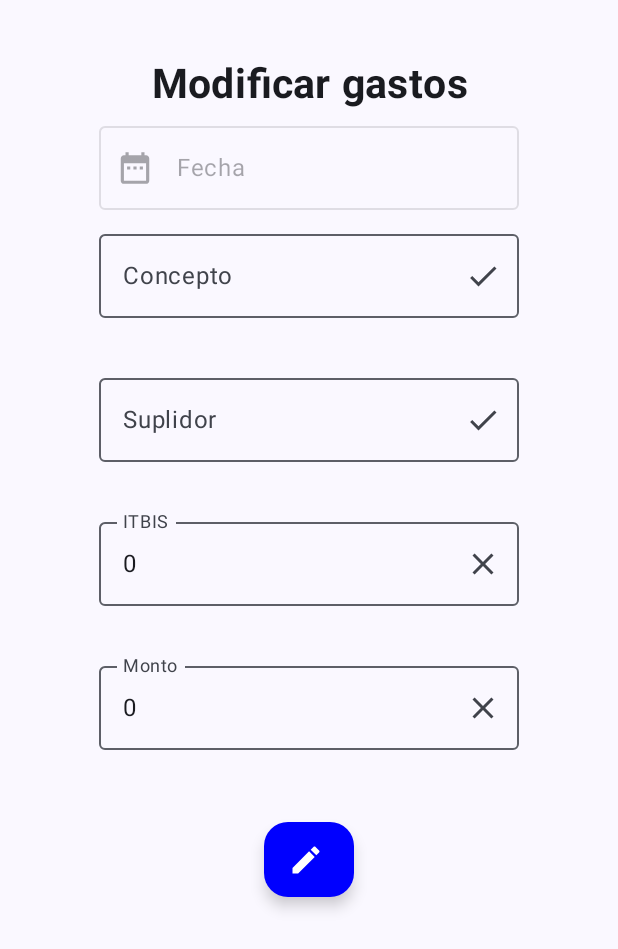
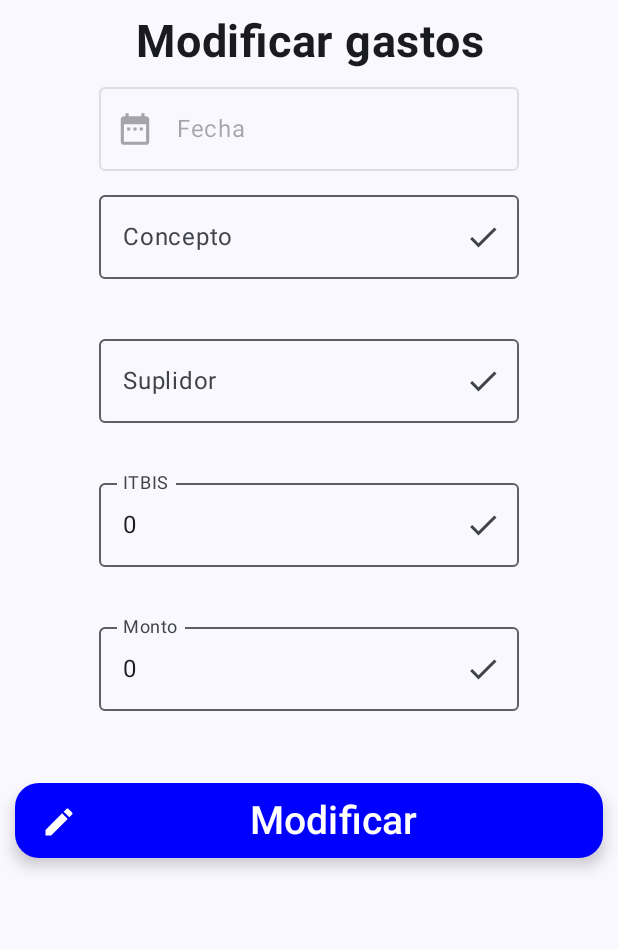
Before and after one commit to Wandy-Parzy/Wandy_p2_ap2, an Android app built with Jetpack Compose: the composable Modifier_Gastos_Screen called with empty values, on a phone screen of 412 x 824 dp. Shown: the top 949 px of the screen. Run offline under Robolectric (Android 15) with nearby library versions, the phone set to English and light mode, and no system bars; our stand-ins replace Dagger/Hilt's generated code.

Commit message:
Modificando Screen

```diff
--- a/app/src/main/java/com/example/wandy_p2_ap2/data/remote/dto/GastosDto.kt
+++ b/app/src/main/java/com/example/wandy_p2_ap2/data/remote/dto/GastosDto.kt
@@ -4,9 +4,9 @@ import androidx.room.Entity
 import androidx.room.PrimaryKey
 
 data class GastosDto (
-    @PrimaryKey(autoGenerate = true)
-    var idGasto : Int?=null,
+    var idGasto : Int,
     var fecha: String = "",
+    var idSuplidor: Int,
     var suplidor: String = "",
     var concepto: String? = "",
     var itbis: Int = 0,
--- a/app/src/main/java/com/example/wandy_p2_ap2/ui/gastos/Modifier_GastosScreen.kt
+++ b/app/src/main/java/com/example/wandy_p2_ap2/ui/gastos/Modifier_GastosScreen.kt
@@ -3,19 +3,26 @@ package com.example.wandy_p2_ap2.ui.gastos
 import android.app.DatePickerDialog
 import android.os.Build
 import android.widget.DatePicker
+import android.widget.ScrollView
 import androidx.annotation.RequiresApi
 import androidx.compose.foundation.clickable
 import androidx.compose.foundation.layout.Arrangement
 import androidx.compose.foundation.layout.Column
 import androidx.compose.foundation.layout.Row
 import androidx.compose.foundation.layout.Spacer
+import androidx.compose.foundation.layout.fillMaxSize
 import androidx.compose.foundation.layout.fillMaxWidth
 import androidx.compose.foundation.layout.padding
 import androidx.compose.foundation.layout.size
 import androidx.compose.foundation.layout.wrapContentSize
+import androidx.compose.foundation.lazy.LazyColumn
+import androidx.compose.foundation.lazy.rememberLazyListState
+import androidx.compose.foundation.rememberScrollState
+import androidx.compose.foundation.verticalScroll
 import androidx.compose.material.icons.Icons
 import androidx.compose.material.icons.filled.DateRange
 import androidx.compose.material.icons.filled.Edit
+import androidx.compose.material.icons.filled.Menu
 import androidx.compose.material.icons.twotone.Check
 import androidx.compose.material.icons.twotone.Close
 import androidx.compose.material3.ExtendedFloatingActionButton
@@ -33,6 +40,7 @@ import androidx.compose.ui.text.font.FontWeight
 import androidx.compose.ui.text.style.TextAlign
 import androidx.compose.ui.unit.dp
 import androidx.compose.ui.unit.sp
+import androidx.core.view.ScrollingView
 import androidx.hilt.navigation.compose.hiltViewModel
 import androidx.navigation.NavController
 import com.example.wandy_p2_ap2.ui.viewModel.GastosApiViewModel
@@ -42,7 +50,7 @@ import java.util.Calendar
 @RequiresApi(Build.VERSION_CODES.O)
 @Composable
 fun Modifier_Gastos_Screen(
-    navController : NavController,
+    navController: NavController,
     idGasto: Int,
     viewModel: GastosApiViewModel = hiltViewModel(),
     onSaveClick: () -> Unit
@@ -67,19 +75,27 @@ fun Modifier_Gastos_Screen(
         }, anio, mes, dia
     )
 
+
+    Column(
+        modifier = Modifier
+            .fillMaxSize()
+            .padding(10.dp)
+            .verticalScroll(rememberScrollState())
+    ) {
+
         Column(
             modifier = Modifier
                 .fillMaxWidth()
                 .wrapContentSize(Alignment.CenterEnd)
         ) {
 
-        Spacer(modifier = Modifier.padding(20.dp))
             Text(
-            text = "Modificar gastos", fontSize = 27.sp,
+                text = "Modificar gastos", fontSize = 30.sp,
                 textAlign = TextAlign.Center,
                 modifier = Modifier.align(Alignment.CenterHorizontally),
                 fontWeight = FontWeight.Bold
             )
+
 
     OutlinedTextField(
         modifier = Modifier
@@ -103,6 +119,9 @@ fun Modifier_Gastos_Screen(
         label = { Text(text = "Fecha") }
     )
 
+
+
+            // Concepto Field
             OutlinedTextField(
                 modifier = Modifier
                     .fillMaxWidth()
@@ -113,13 +132,22 @@ fun Modifier_Gastos_Screen(
                 onValueChange = viewModel::onConceptoChanged,
                 isError = viewModel.conceptoError.isNotBlank(),
                 trailingIcon = {
-                if (viewModel.conceptoError.isNotBlank()) {
-                    Icon(imageVector = Icons.TwoTone.Close, contentDescription = "error")
-                } else {
-                    Icon(imageVector = Icons.TwoTone.Check, contentDescription = "success")
+                    if (viewModel.conceptoError.isBlank()) {
+                        Icon(
+                            imageVector = Icons.TwoTone.Check,
+                            contentDescription = "success",
+                            modifier = Modifier.clickable(onClick = { viewModel.concepto = "" })
+                        )
+                    } else if (viewModel.conceptoError.isNotBlank()) {
+                        Icon(
+                            imageVector = Icons.TwoTone.Close,
+                            contentDescription = "error",
+                            modifier = Modifier.clickable(onClick = { viewModel.LimpiarConcepto() })
+                        )
                     }
                 }
             )
+        }
         if (viewModel.conceptoError.isNotBlank()) {
             Text(
                 text = viewModel.conceptoError,
@@ -129,7 +157,7 @@ fun Modifier_Gastos_Screen(
                     .wrapContentSize(Alignment.Center)
                     .align(Alignment.CenterHorizontally)
             )
-        } else {
+        } else if (viewModel.conceptoError.isBlank()) {
             Text(
                 text = viewModel.conceptoError,
                 color = MaterialTheme.colorScheme.primary,
@@ -137,6 +165,7 @@ fun Modifier_Gastos_Screen(
             )
         }
 
+        // Suplidor Field
         OutlinedTextField(
             modifier = Modifier
                 .fillMaxWidth()
@@ -147,10 +176,18 @@ fun Modifier_Gastos_Screen(
             onValueChange = viewModel::onSuplidorChanged,
             isError = viewModel.suplidorError.isNotBlank(),
             trailingIcon = {
-                if (viewModel.suplidorError.isNotBlank()) {
-                    Icon(imageVector = Icons.TwoTone.Close, contentDescription = "error")
-                } else {
-                    Icon(imageVector = Icons.TwoTone.Check, contentDescription = "success")
+                if (viewModel.suplidorError.isBlank()) {
+                    Icon(
+                        imageVector = Icons.TwoTone.Check,
+                        contentDescription = "success",
+                        modifier = Modifier.clickable(onClick = { viewModel.suplidor = "" })
+                    )
+                } else if (viewModel.suplidorError.isNotBlank()) {
+                    Icon(
+                        imageVector = Icons.TwoTone.Close,
+                        contentDescription = "error",
+                        modifier = Modifier.clickable(onClick = { viewModel.LimpiarSuplidor() })
+                    )
                 }
             }
         )
@@ -163,7 +200,7 @@ fun Modifier_Gastos_Screen(
                     .wrapContentSize(Alignment.Center)
                     .align(Alignment.CenterHorizontally)
             )
-        } else {
+        } else if (viewModel.suplidorError.isBlank()) {
             Text(
                 text = viewModel.suplidorError,
                 color = MaterialTheme.colorScheme.primary,
@@ -171,7 +208,7 @@ fun Modifier_Gastos_Screen(
             )
         }
 
-
+        // ITBIS Field
         OutlinedTextField(
             modifier = Modifier
                 .fillMaxWidth()
@@ -182,10 +219,18 @@ fun Modifier_Gastos_Screen(
             onValueChange = viewModel::onItbisChanged,
             isError = viewModel.itbisError.isNotBlank(),
             trailingIcon = {
-                if (viewModel.itbisError.isNotBlank() || viewModel.itbis < 1) {
-                    Icon(imageVector = Icons.TwoTone.Close, contentDescription = "error")
-                } else {
-                    Icon(imageVector = Icons.TwoTone.Check, contentDescription = "success")
+                if (viewModel.itbisError.isBlank()) {
+                    Icon(
+                        imageVector = Icons.TwoTone.Check,
+                        contentDescription = "success",
+                        modifier = Modifier.clickable(onClick = { viewModel.itbis = 0 })
+                    )
+                } else if (viewModel.itbisError.isNotBlank()) {
+                    Icon(
+                        imageVector = Icons.TwoTone.Close,
+                        contentDescription = "error",
+                        modifier = Modifier.clickable(onClick = { viewModel.LimpiarItbis() })
+                    )
                 }
             }
         )
@@ -198,7 +243,7 @@ fun Modifier_Gastos_Screen(
                     .wrapContentSize(Alignment.Center)
                     .align(Alignment.CenterHorizontally)
             )
-        } else {
+        } else if (viewModel.itbisError.isBlank()) {
             Text(
                 text = viewModel.itbisError,
                 color = MaterialTheme.colorScheme.primary,
@@ -206,6 +251,7 @@ fun Modifier_Gastos_Screen(
             )
         }
 
+        // Monto Field
         OutlinedTextField(
             modifier = Modifier
                 .fillMaxWidth()
@@ -216,10 +262,18 @@ fun Modifier_Gastos_Screen(
             onValueChange = viewModel::onMontoChanged,
             isError = viewModel.montoError.isNotBlank(),
             trailingIcon = {
-                if (viewModel.montoError.isNotBlank() || viewModel.monto < 1) {
-                    Icon(imageVector = Icons.TwoTone.Close, contentDescription = "error")
-                } else {
-                    Icon(imageVector = Icons.TwoTone.Check, contentDescription = "success")
+                if (viewModel.montoError.isBlank()) {
+                    Icon(
+                        imageVector = Icons.TwoTone.Check,
+                        contentDescription = "success",
+                        modifier = Modifier.clickable(onClick = { viewModel.monto = 0 })
+                    )
+                } else if (viewModel.montoError.isNotBlank()) {
+                    Icon(
+                        imageVector = Icons.TwoTone.Close,
+                        contentDescription = "error",
+                        modifier = Modifier.clickable(onClick = { viewModel.LimpiarMonto() })
+                    )
                 }
             }
         )
@@ -232,13 +286,16 @@ fun Modifier_Gastos_Screen(
                     .wrapContentSize(Alignment.Center)
                     .align(Alignment.CenterHorizontally)
             )
-        } else {
+        } else if (viewModel.montoError.isBlank()) {
             Text(
                 text = viewModel.montoError,
                 color = MaterialTheme.colorScheme.primary,
                 modifier = Modifier.wrapContentSize(Alignment.Center)
             )
         }
+
+
+
         Spacer(modifier = Modifier.padding(10.dp))
         Row(
             modifier = Modifier
@@ -248,16 +305,19 @@ fun Modifier_Gastos_Screen(
         ) {
             ExtendedFloatingActionButton(
                 modifier = Modifier
-                    .size(60.dp, 50.dp)
-                    .wrapContentSize(Alignment.Center),
-                text = { Text("Modificar") },
+                    .size(470.dp, 50.dp),
                 containerColor = Color.Blue,
-                contentColor = Color.Blue,
+                text = { Text("Modificar", fontSize = 26.sp, color = Color.White, modifier = Modifier
+                    .fillMaxWidth()
+                    .wrapContentSize(Alignment.Center)) },
                 icon = {
                     Icon(
                         imageVector = Icons.Filled.Edit,
                         contentDescription = "Edit",
-                        tint = Color.White
+                        tint = Color.White,
+                        modifier = Modifier
+                            .size(26.dp)
+                            .wrapContentSize(Alignment.Center)
                     )
                 },
                 onClick = {
```
Also changed, not shown: app/src/main/java/com/example/wandy_p2_ap2/MainActivity.kt (+7 -5 lines), app/src/main/java/com/example/wandy_p2_ap2/ui/gastos/GastosScreen.kt (+163 -110 lines), app/src/main/java/com/example/wandy_p2_ap2/ui/viewModel/GastosViewModel.kt (+61 -24 lines). Lines whose indentation alone changed are shown as unchanged.
